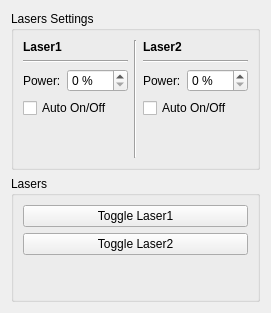
LIOMLab/lightsheet, file lightsheet/gui/ui_laser_panel.ui: the form before one commit.
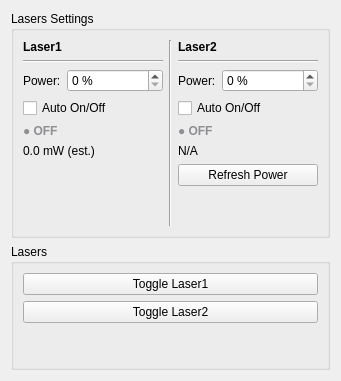
The form after the commit.

Commit message: refactor(laser-panel): move status/readback labels into ui_laser_panel.ui

What changed in the file:
```diff
--- a/lightsheet/gui/ui_laser_panel.ui
+++ b/lightsheet/gui/ui_laser_panel.ui
@@ -83,6 +83,41 @@
           </property>
          </widget>
         </item>
+        <item>
+         <widget class="QLabel" name="label_laserOneStatus">
+          <property name="minimumSize">
+           <size>
+            <width>140</width>
+            <height>0</height>
+           </size>
+          </property>
+          <property name="toolTip">
+           <string>Laser 1 emission state (ON / OFF / ERR)</string>
+          </property>
+          <property name="styleSheet">
+           <string notr="true">color: #8E8E93; font-weight: bold;</string>
+          </property>
+          <property name="text">
+           <string>● OFF</string>
+          </property>
+         </widget>
+        </item>
+        <item>
+         <widget class="QLabel" name="label_laserOneReadback">
+          <property name="minimumSize">
+           <size>
+            <width>80</width>
+            <height>0</height>
+           </size>
+          </property>
+          <property name="toolTip">
+           <string>Linear-through-origin estimate (mW = V * mW_per_volt). Unverified — the linear model predicts 300 mW at 5V, but the rig-measured output is ~107.5 mW at 5V (DPSS threshold knee + free-space measurement geometry). Run the rig calibration sweep to load a measured V-&gt;mW curve.</string>
+          </property>
+          <property name="text">
+           <string>0.0 mW (est.)</string>
+          </property>
+         </widget>
+        </item>
         <item>
          <spacer name="verticalSpacer_8">
           <property name="orientation">
@@ -173,6 +208,51 @@
           </property>
          </widget>
         </item>
+        <item>
+         <widget class="QLabel" name="label_laserTwoStatus">
+          <property name="minimumSize">
+           <size>
+            <width>140</width>
+            <height>0</height>
+           </size>
+          </property>
+          <property name="toolTip">
+           <string>Laser 2 emission state (ON / OFF / ERR)</string>
+          </property>
+          <property name="styleSheet">
+           <string notr="true">color: #8E8E93; font-weight: bold;</string>
+          </property>
+          <property name="text">
+           <string>● OFF</string>
+          </property>
+         </widget>
+        </item>
+        <item>
+         <widget class="QLabel" name="label_laserTwoReadback">
+          <property name="minimumSize">
+           <size>
+            <width>80</width>
+            <height>0</height>
+           </size>
+          </property>
+          <property name="toolTip">
+           <string>iBeam power readback — click Refresh Power to re-query</string>
+          </property>
+          <property name="text">
+           <string>N/A</string>
+          </property>
+         </widget>
+        </item>
+        <item>
+         <widget class="QPushButton" name="pushButton_laserTwoRefresh">
+          <property name="toolTip">
+           <string>Re-query iBeam status and power readback now (skipped while a power write is in progress)</string>
+          </property>
+          <property name="text">
+           <string>Refresh Power</string>
+          </property>
+         </widget>
+        </item>
         <item>
          <spacer name="verticalSpacer_15">
           <property name="orientation">
```
The commit also changes 6 other files.
